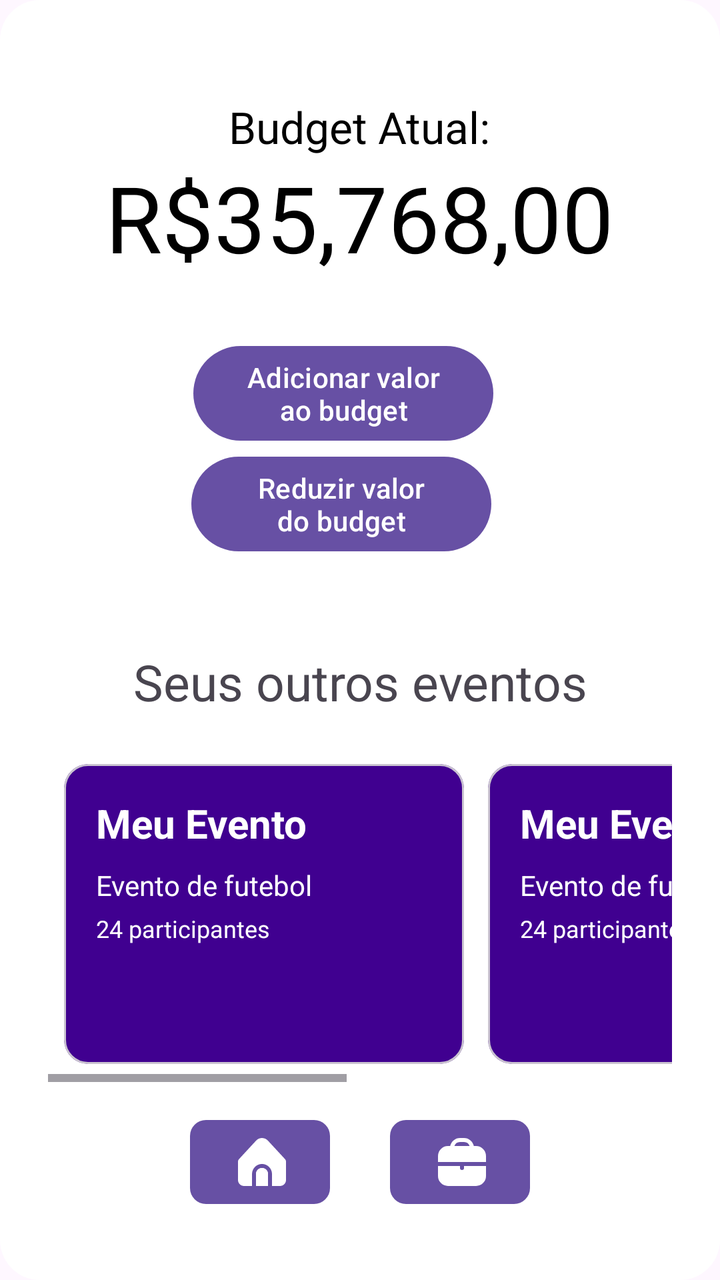
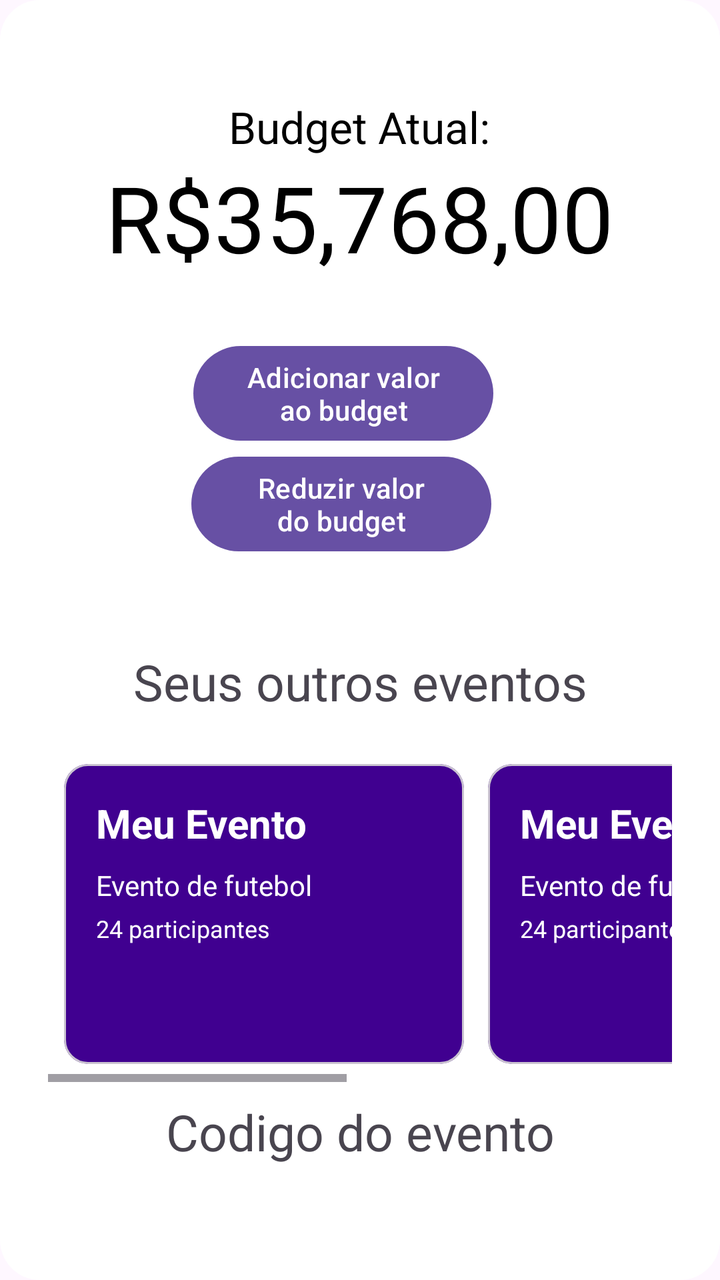

Screens rendered from an Android XML layout before and after an edit, with the pre-edit source and the edit as a unified diff.
<!-- AndroidManifest.xml: application theme Theme.AplicacaoMobile -->
<!-- res/layout/activity_event_screen.xml -->
<?xml version="1.0" encoding="utf-8"?>
<LinearLayout xmlns:android="http://schemas.android.com/apk/res/android"
    android:layout_width="match_parent"
    android:layout_height="match_parent"
    xmlns:app="http://schemas.android.com/apk/res-auto"
    android:orientation="vertical"
    android:padding="24dp"
    android:background="@drawable/dialog_background">

    <HorizontalScrollView
        android:layout_width="match_parent"
        android:layout_height="300dp"
        android:layout_gravity="center"
        android:gravity="center"
        android:padding="20dp">

        <LinearLayout
            android:layout_height="match_parent"
            android:layout_width="300dp"
            android:orientation="vertical"
            android:layout_gravity="center"
            android:gravity="center">

            <TextView
                android:layout_width="wrap_content"
                android:layout_height="wrap_content"
                android:text="Budget Atual:"
                android:textSize="22sp"
                android:textStyle="bold"
                android:textFontWeight="400"
                android:textColor="#000"/>

            <TextView
                android:layout_width="wrap_content"
                android:layout_height="wrap_content"
                android:text="R$35,768,00"
                android:textSize="46sp"
                android:textFontWeight="600"
                android:textColor="#000" />

            <LinearLayout
                android:layout_marginTop="10dp"
                android:layout_height="150dp"
                android:layout_gravity="center"
                android:gravity="center"
                android:orientation="vertical"
                android:layout_width="match_parent">

                <Button
                    android:id="@+id/btnCancelar"
                    android:layout_width="150dp"
                    android:layout_height="wrap_content"
                    android:layout_marginEnd="8dp"
                    android:text="Adicionar valor ao budget" />

                <Button
                    android:id="@+id/btnConfirmar"
                    android:layout_width="150dp"
                    android:layout_height="wrap_content"
                    android:layout_marginEnd="9dp"
                    android:text="Reduzir valor do budget" />

            </LinearLayout>


        </LinearLayout>


    </HorizontalScrollView>

    <TextView
        android:layout_width="match_parent"
        android:layout_height="40dp"
        android:text="Seus outros eventos"
        android:textSize="25sp"
        android:textAlignment="center"/>

    <HorizontalScrollView
        android:layout_width="match_parent"
        android:layout_height="167dp"
        android:layout_gravity="center"
        android:layout_marginTop="10dp"
        android:gravity="start"
        android:orientation="vertical">

        <LinearLayout
            android:id="@+id/containerEventos"
            android:layout_width="wrap_content"
            android:layout_height="wrap_content"
            android:orientation="horizontal"
            android:padding="8dp">

            <com.google.android.material.card.MaterialCardView xmlns:android="http://schemas.android.com/apk/res/android"
                android:id="@+id/cardEvento1"
                android:layout_width="200dp"
                android:layout_height="150dp"
                android:layout_marginEnd="12dp"
                android:backgroundTint="#400090"
                android:clickable="true"
                android:focusable="true">

                <LinearLayout
                    android:layout_width="match_parent"
                    android:layout_height="match_parent"
                    android:orientation="vertical"

                    android:padding="16dp">

                    <TextView
                        android:id="@+id/txtNomeEvento1"
                        android:layout_width="wrap_content"
                        android:layout_height="wrap_content"
                        android:text="Meu Evento"
                        android:textColor="#FFFFFF"
                        android:textSize="20sp"
                        android:textStyle="bold" />

                    <TextView
                        android:id="@+id/txtDescricaoEvento1"
                        android:layout_width="wrap_content"
                        android:layout_height="wrap_content"
                        android:layout_marginTop="8dp"
                        android:text="Evento de futebol"
                        android:textColor="#FFFFFF"
                        android:textSize="14sp" />

                    <TextView
                        android:id="@+id/txtParticipantesEvento1"
                        android:layout_width="wrap_content"
                        android:layout_height="wrap_content"
                        android:layout_marginTop="4dp"
                        android:text="24 participantes"
                        android:textColor="#FFFFFF"
                        android:textSize="12sp" />

                </LinearLayout>

            </com.google.android.material.card.MaterialCardView>

            <com.google.android.material.card.MaterialCardView xmlns:android="http://schemas.android.com/apk/res/android"
                android:id="@+id/cardEvento2"
                android:layout_width="200dp"
                android:layout_height="150dp"
                android:layout_marginEnd="12dp"
                android:backgroundTint="#400090"
                android:clickable="true"
                android:focusable="true">

                <LinearLayout
                    android:layout_width="match_parent"
                    android:layout_height="match_parent"
                    android:orientation="vertical"
                    android:padding="16dp">

                    <TextView
                        android:id="@+id/txtNomeEvento2"
                        android:layout_width="wrap_content"
                        android:layout_height="wrap_content"
                        android:text="Meu Evento"
                        android:textColor="#FFFFFF"
                        android:textSize="20sp"
                        android:textStyle="bold" />

                    <TextView
                        android:id="@+id/txtDescricaoEvento2"
                        android:layout_width="wrap_content"
                        android:layout_height="wrap_content"
                        android:layout_marginTop="8dp"
                        android:text="Evento de futebol"
                        android:textColor="#FFFFFF"
                        android:textSize="14sp" />

                    <TextView
                        android:id="@+id/txtParticipantesEvento2"
                        android:layout_width="wrap_content"
                        android:layout_height="wrap_content"
                        android:layout_marginTop="4dp"
                        android:text="24 participantes"
                        android:textColor="#FFFFFF"
                        android:textSize="12sp" />

                </LinearLayout>

            </com.google.android.material.card.MaterialCardView>

            <com.google.android.material.card.MaterialCardView xmlns:android="http://schemas.android.com/apk/res/android"
                android:id="@+id/cardEvento4"
                android:layout_width="200dp"
                android:layout_height="150dp"
                android:layout_marginEnd="12dp"
                android:backgroundTint="#400090"
                android:clickable="true"
                android:focusable="true">

                <LinearLayout
                    android:layout_width="match_parent"
                    android:layout_height="match_parent"
                    android:orientation="vertical"
                    android:padding="16dp">

                    <TextView
                        android:id="@+id/txtNomeEvento4"
                        android:layout_width="wrap_content"
                        android:layout_height="wrap_content"
                        android:text="Meu Evento"
                        android:textColor="#FFFFFF"
                        android:textSize="20sp"
                        android:textStyle="bold" />

                    <TextView
                        android:id="@+id/txtDescricaoEvento4"
                        android:layout_width="wrap_content"
                        android:layout_height="wrap_content"
                        android:layout_marginTop="8dp"
                        android:text="Evento de futebol"
                        android:textColor="#FFFFFF"
                        android:textSize="14sp" />

                    <TextView
                        android:id="@+id/txtParticipantesEvento4"
                        android:layout_width="wrap_content"
                        android:layout_height="wrap_content"
                        android:layout_marginTop="4dp"
                        android:text="24 participantes"
                        android:textColor="#FFFFFF"
                        android:textSize="12sp" />

                </LinearLayout>

            </com.google.android.material.card.MaterialCardView>


        </LinearLayout>

    </HorizontalScrollView>

    <LinearLayout
        android:layout_width="match_parent"
        android:layout_height="0dp"
        android:layout_weight="1"
        android:gravity="bottom|center_horizontal">

        <com.google.android.material.button.MaterialButton
            android:id="@+id/buttonOne"
            android:layout_width="70dp"
            android:layout_height="50dp"
            android:layout_marginBottom="5dp"
            android:text=""
            app:cornerRadius="8dp"
            app:icon="@drawable/ic_home"
            app:iconSize="24dp"
            app:layout_constraintBottom_toBottomOf="parent"
            app:layout_constraintEnd_toStartOf="@id/buttonTwo"
            app:layout_constraintStart_toStartOf="parent" />

        <com.google.android.material.button.MaterialButton
            android:id="@+id/buttonTwo"
            android:layout_width="70dp"
            android:layout_height="50dp"
            android:layout_marginLeft="30dp"
            android:layout_marginBottom="5dp"
            android:text=""
            app:cornerRadius="8dp"
            app:icon="@drawable/ic_work"
            app:iconSize="24dp"
            app:layout_constraintBottom_toBottomOf="parent"
            app:layout_constraintStart_toEndOf="@id/buttonOne" />


    </LinearLayout>

</LinearLayout>
<!-- resources referenced by this layout -->
<resources>
  <!-- drawable dialog_background (drawable) -->
  <?xml version="1.0" encoding="utf-8"?>
  <shape xmlns:android="http://schemas.android.com/apk/res/android">
  
      <solid android:color="@android:color/white" />
  
      <corners android:radius="20dp" />
  
      <padding
          android:left="4dp"
          android:top="4dp"
          android:right="4dp"
          android:bottom="4dp" />
  
  </shape>
  <!-- drawable ic_home (drawable) -->
  <vector xmlns:android="http://schemas.android.com/apk/res/android"
      android:width="512dp"
      android:height="512dp"
      android:viewportWidth="512"
      android:viewportHeight="512">
    <path
        android:fillColor="#FF000000"
        android:pathData="M256,319.84c-35.35,0 -64,28.65 -64,64v128h128v-128C320,348.49 291.35,319.84 256,319.84z"/>
    <path
        android:fillColor="#FF000000"
        android:pathData="M362.67,383.84v128H448c35.35,0 64,-28.65 64,-64V253.26c0,-11.08 -4.3,-21.73 -12.01,-29.7l-181.29,-195.99c-31.99,-34.61 -85.98,-36.74 -120.59,-4.75c-1.64,1.52 -3.23,3.1 -4.75,4.75L12.4,223.5C4.45,231.5 -0,242.31 0,253.58v194.26c0,35.35 28.65,64 64,64h85.33v-128c0.4,-58.17 47.37,-105.68 104.07,-107.04C312.01,275.38 362.22,323.7 362.67,383.84z"/>
    <path
        android:fillColor="#FF000000"
        android:pathData="M256,319.84c-35.35,0 -64,28.65 -64,64v128h128v-128C320,348.49 291.35,319.84 256,319.84z"/>
  </vector>
  <!-- drawable ic_work (drawable) -->
  <vector xmlns:android="http://schemas.android.com/apk/res/android"
      android:width="512dp"
      android:height="512dp"
      android:viewportWidth="24"
      android:viewportHeight="24">
    <path
        android:fillColor="#FF000000"
        android:pathData="M19,4H17.9A5.009,5.009 0,0 0,13 0H11A5.009,5.009 0,0 0,6.1 4H5A5.006,5.006 0,0 0,0 9v3H24V9A5.006,5.006 0,0 0,19 4ZM8.184,4A3,3 0,0 1,11 2h2a3,3 0,0 1,2.816 2Z"/>
    <path
        android:fillColor="#FF000000"
        android:pathData="M13,15a1,1 0,0 1,-2 0V14H0v5a5.006,5.006 0,0 0,5 5H19a5.006,5.006 0,0 0,5 -5V14H13Z"/>
  </vector>
  <style name="Theme.AplicacaoMobile" parent="Base.Theme.AplicacaoMobile" />
  <style name="Base.Theme.AplicacaoMobile" parent="Theme.Material3.DayNight.NoActionBar">
          
          
      </style>
</resources>

<!-- the commit's change to res/layout/activity_event_screen.xml (unified diff, before → after) -->
@@ -233,7 +233,19 @@
         </LinearLayout>
 
     </HorizontalScrollView>
-
+    <TextView
+        android:layout_width="match_parent"
+        android:layout_height="50dp"
+        android:text="Codigo do evento"
+        android:textSize="25sp"
+        android:gravity="center"/>
+    <TextView
+        android:id="@+id/CodigoAleatorio"
+        android:layout_width="match_parent"
+        android:layout_height="50dp"
+        android:text=""
+        android:textSize="25sp"
+        android:gravity="center"/>
     <LinearLayout
         android:layout_width="match_parent"
         android:layout_height="0dp"
